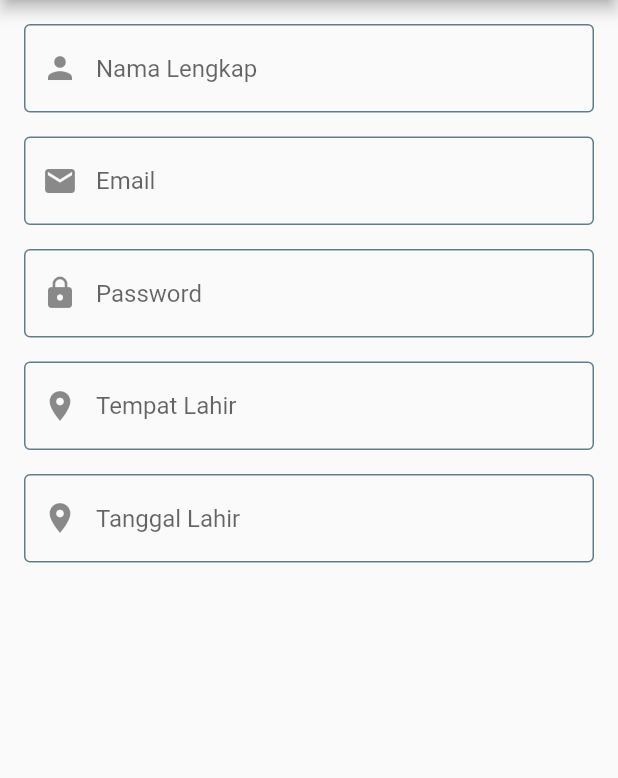
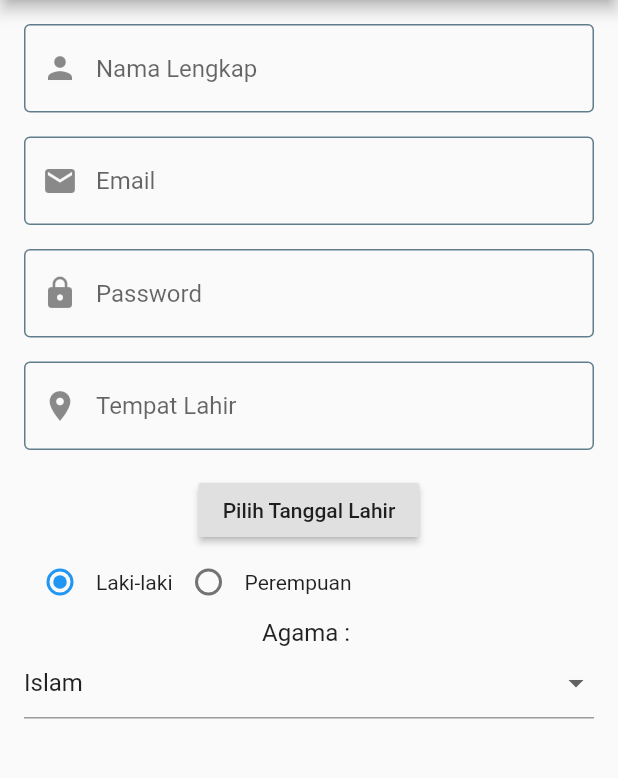
Before and after one commit to imamandrias/tugas6, a Flutter app: the screen it shows after launch, on a phone screen of 412 x 824 dp, the part 84-862 px from its top. Run offline on Flutter 3.47's test engine with Material 2 defaults, Android fonts, the phone set to English and light mode, and no system bars.

Commit message:
update dropdown dan radio button

```diff
--- a/registrasi_mahasiswaapp/lib/main.dart
+++ b/registrasi_mahasiswaapp/lib/main.dart
@@ -1,5 +1,6 @@
 import 'package:flutter/cupertino.dart';
 import 'package:flutter/material.dart';
+import 'dart:async';
 
 void main() {
   runApp(MyApp());
@@ -39,22 +40,29 @@ class HomePage extends StatefulWidget {
 
 class _HomePageState extends State<HomePage> {
   //untuk tanggal
-  DateTime _tanggal = new DateTime.now();
-  Future<Null> _selectDate(BuildContext context) async{
+  DateTime _date = new DateTime.now();
+
+  Future<Null> _selectDate(BuildContext context) async {
     final DateTime picked = await showDatePicker(
         context: context,
-        initialDate: _tanggal,
+        initialDate: _date,
         firstDate: new DateTime(2002),
-        lastDate: new DateTime(1998)
-    );
-    if(picked != null && picked!= _tanggal){
-      print ('Tanggal terpilih: ${_tanggal.toString()}');
+        lastDate: new DateTime(1998));
+    if (picked != null && picked != _date) {
+      print('Tanggal terpilih: ${_date.toString()}');
       setState(() {
-        _tanggal = picked;
+        _date = picked;
       });
     }
+  }
 
-  }
+  //Radio Button
+  int _groupValue1 = 0;
+
+  //Select List
+  List<String> _agama = ['Islam', 'Protestan', 'Katolik'];
+  String _nAgama = 'Islam';
+
   @override
   Widget build(BuildContext context) {
     return Scaffold(
@@ -122,20 +130,53 @@ class _HomePageState extends State<HomePage> {
                   Padding(
                     padding: EdgeInsets.all(8.0),
                   ),
-                  TextFormField(
-                    decoration: InputDecoration(
-                        prefixIcon: Icon(Icons.location_on),
-                        hintText: 'Tanggal Lahir',
-                        enabledBorder: OutlineInputBorder(
-                            borderSide: BorderSide(color: Colors.blueGrey)),
-                        border: OutlineInputBorder(
-                          borderRadius: BorderRadius.circular(16.0),
-                        ),
-                    ),
-                    onTap: (){
-                      FocusScope.of(context).requestFocus(new FocusNode());
+                  RaisedButton(
+                    child: Text('Pilih Tanggal Lahir'),
+                    onPressed: () {
                       _selectDate(context);
                     },
+                  ),
+                  Row(
+                    children: <Widget>[
+                      Radio(
+                        onChanged: (int i) {
+                          setState(() {
+                            _groupValue1 = i;
+                          });
+                        },
+                        value: 0,
+                        groupValue: _groupValue1,
+                      ),
+                      Text('Laki-laki'),
+                      Radio(
+                        onChanged: (int i) {
+                          setState(() {
+                            _groupValue1 = i;
+                          });
+                        },
+                        value: 1,
+                        groupValue: _groupValue1,
+                      ),
+                      Text('Perempuan')
+                    ],
+                  ),
+                  Text(
+                    'Agama : ',
+                    style: TextStyle(color: Colors.black87, fontSize: 16.0),
+                  ),
+                  DropdownButtonFormField(
+                    onChanged: (String value) {
+                      setState(() {
+                        _nAgama = value;
+                      });
+                    },
+                    value: _nAgama,
+                    items: _agama.map((String value) {
+                      return DropdownMenuItem(
+                        child: Text(value),
+                        value: value,
+                      );
+                    }).toList(),
                   ),
                 ],
               ),
```
